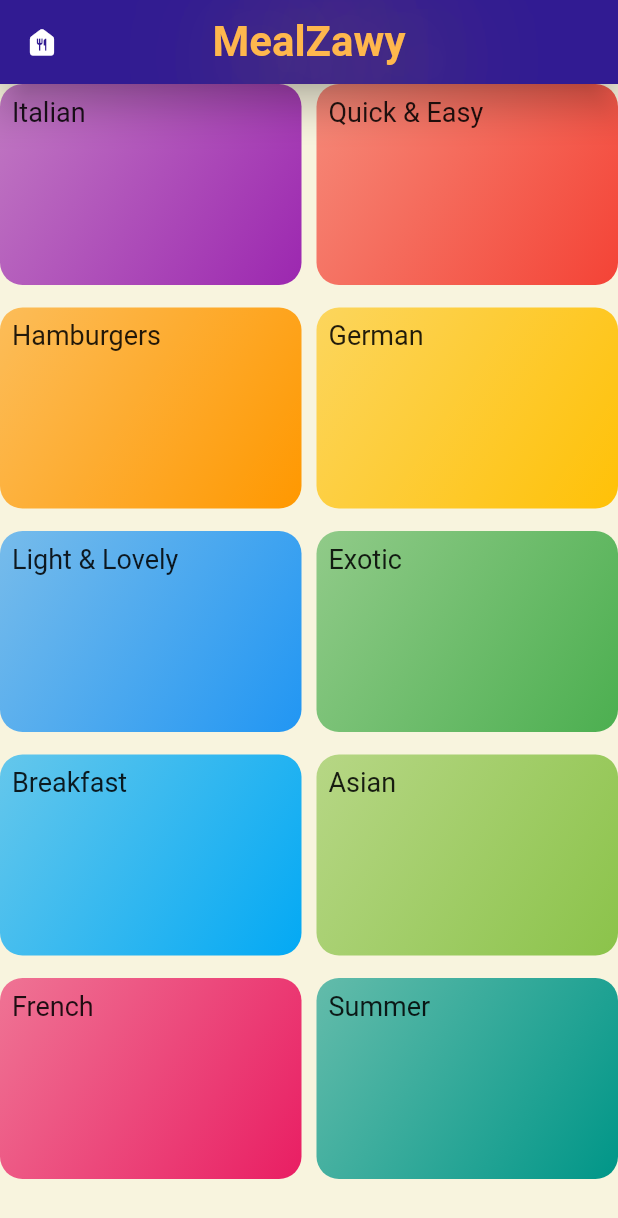
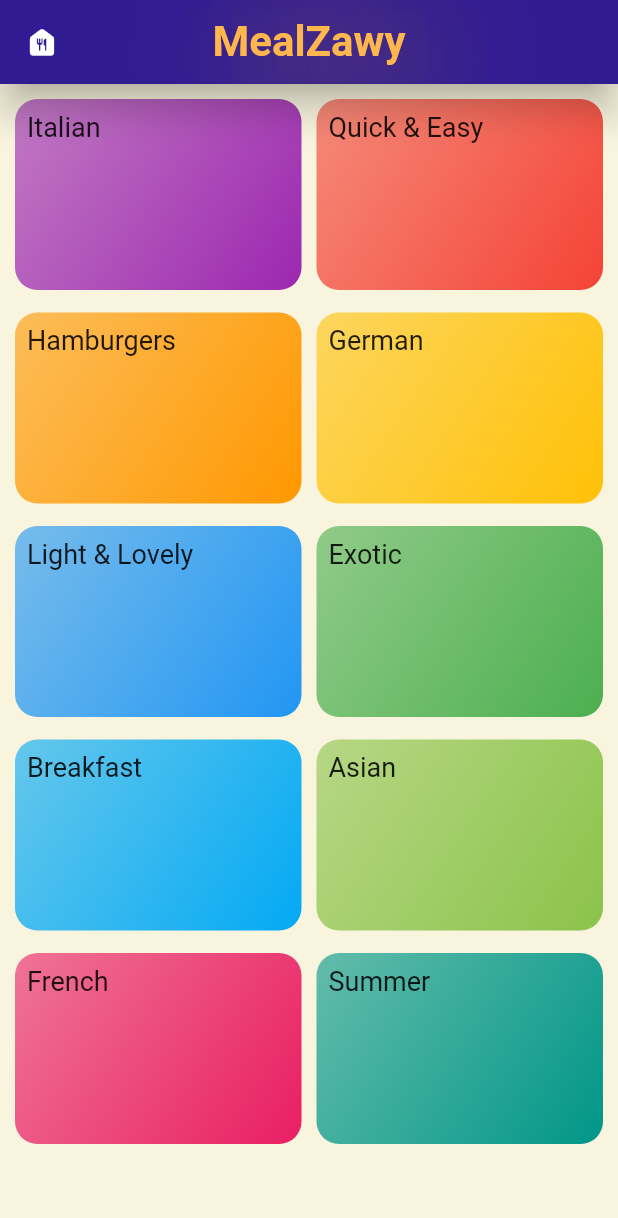
Before and after one commit to abdelazizSalah/MealZawy, a Flutter app: the screen it shows after launch, on a phone screen of 412 x 824 dp. Shown: the top 1218 px of the screen. Run offline on Flutter 3.47's test engine with Material 2 defaults, Android fonts, the phone set to English and light mode, and no system bars.

```diff
--- a/lib/Screens/categories_Screen.dart
+++ b/lib/Screens/categories_Screen.dart
@@ -20,6 +20,7 @@ class CategoriesScreen extends StatelessWidget {
       body: Container(
         color: Color.fromARGB(255, 248, 244, 222),
         child: GridView(
+          padding: const EdgeInsets.all(10),
           gridDelegate: const SliverGridDelegateWithMaxCrossAxisExtent(
               maxCrossAxisExtent: 300,
               childAspectRatio: 3 / 2,
```
Also changed, not shown: pubspec.yaml (+17 -12 lines), lib/assets/Fonts/Raleway-Black.ttf (added), lib/assets/Fonts/Raleway-Bold.ttf (added), lib/assets/Fonts/Raleway-Regular.ttf (added), lib/assets/Fonts/RobotoCondensed-Bold.ttf (added), lib/assets/Fonts/RobotoCondensed-Italic.ttf (added), lib/assets/Fonts/RobotoCondensed-Light.ttf (added), lib/assets/Fonts/RobotoCondensed-Regular.ttf (added).
